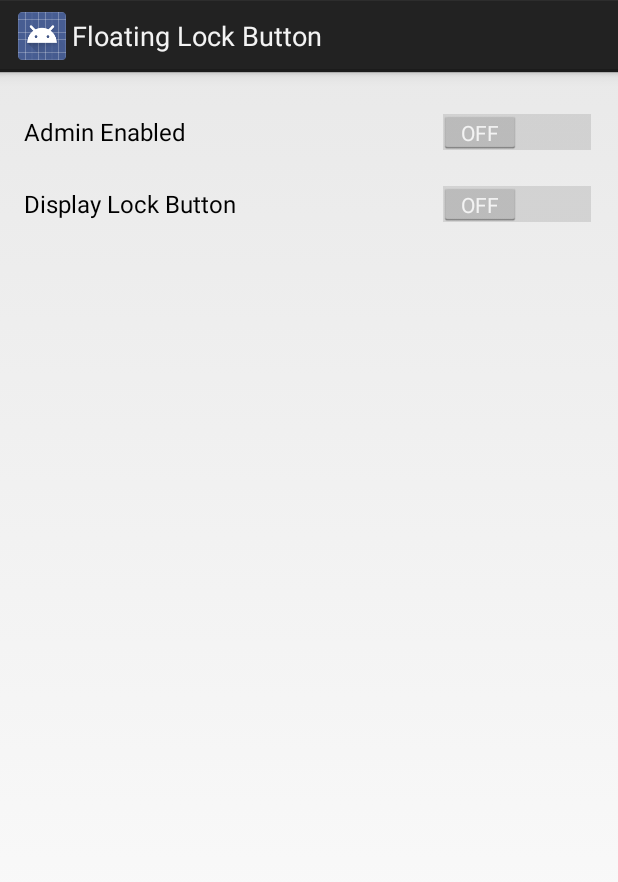
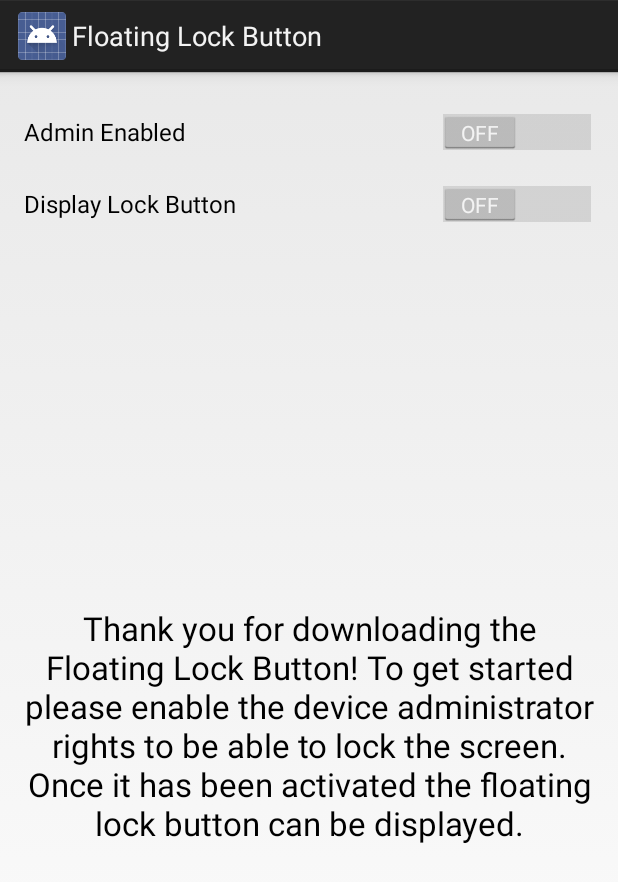
Before and after one commit to jonduran3000/FloatingLockButton, an Android app: the screen it shows after launch (MainActivity), on a phone screen of 412 x 824 dp. Shown: the top 882 px of the screen. Run offline under Robolectric (Android 15) with nearby library versions, the phone set to English and light mode, and no system bars.

Commit message:
Added instructional text, the ability to save preferences and set the service to run in the foreground.

```diff
--- a/app/src/main/java/com/jonathanduran/floatinglockbutton/Admin.java
+++ b/app/src/main/java/com/jonathanduran/floatinglockbutton/Admin.java
@@ -16,11 +16,11 @@ public class Admin extends DeviceAdminReceiver {
 
     @Override
     public void onEnabled(Context context, Intent intent) {
-        showToast(context, "Sample Device Admin: enabled");
+        showToast(context, "Floating Lock Button: enabled");
     }
 
     @Override
     public void onDisabled(Context context, Intent intent) {
-        showToast(context, "Sample Device Admin: disabled");
+        showToast(context, "Floating Lock Button: disabled");
     }
 }
--- a/app/src/main/java/com/jonathanduran/floatinglockbutton/MainActivity.java
+++ b/app/src/main/java/com/jonathanduran/floatinglockbutton/MainActivity.java
@@ -3,38 +3,53 @@ package com.jonathanduran.floatinglockbutton;
 import android.app.Activity;
 import android.app.admin.DevicePolicyManager;
 import android.content.ComponentName;
+import android.content.Context;
 import android.content.Intent;
+import android.content.SharedPreferences;
 import android.os.Bundle;
 import android.util.Log;
 import android.widget.CompoundButton;
 import android.widget.Switch;
+import android.widget.TextView;
 
 
 public class MainActivity extends Activity {
+    static final int RESULT_ENABLE = 1;
+    public static final String PREF = "floating_lock_button_pref";
+    public static final String ADMIN_ENABLED = "admin_enabled";
+    public static final String BUTTON_DISPLAYED = "button_displayed";
 
-    static final int RESULT_ENABLE = 1;
     private ComponentName componentName;
-    private Switch adminEnabled;
+    private Switch enableAdmin;
     private Switch displaySwitch;
+    private TextView textView;
+    private SharedPreferences preferences;
 
     @Override
     protected void onCreate(Bundle savedInstanceState) {
         super.onCreate(savedInstanceState);
         setContentView(R.layout.activity_main);
 
+        preferences = getSharedPreferences(PREF, Context.MODE_PRIVATE);
+
+        textView = (TextView)findViewById(R.id.textView);
+
         componentName = new ComponentName(this, Admin.class);
 
-        adminEnabled = (Switch)findViewById(R.id.admin_enabled);
-        adminEnabled.setOnCheckedChangeListener(new CompoundButton.OnCheckedChangeListener() {
+        enableAdmin = (Switch)findViewById(R.id.admin_enabled);
+        enableAdmin.setOnCheckedChangeListener(new CompoundButton.OnCheckedChangeListener() {
             @Override
             public void onCheckedChanged(CompoundButton buttonView, boolean isChecked) {
-                if(isChecked)
+                if (isChecked)
                     startEnableAdminIntent();
                 else {
-                    if(displaySwitch != null && displaySwitch.isChecked()) {
+                    if (displaySwitch != null && displaySwitch.isChecked()) {
                         displaySwitch.setChecked(false);
                         stopService(new Intent(MainActivity.this, FloatingButtonService.class));
+                        preferences.edit().putBoolean(BUTTON_DISPLAYED, false).commit();
                     }
+                    preferences.edit().putBoolean(ADMIN_ENABLED, false).commit();
+                    textView.setText(R.string.initial_message);
                 }
             }
         });
@@ -44,13 +59,40 @@ public class MainActivity extends Activity {
             @Override
             public void onCheckedChanged(CompoundButton buttonView, boolean isChecked) {
                 if(isChecked) {
-                    if(adminEnabled != null && adminEnabled.isChecked()) {
+                    if(enableAdmin != null && enableAdmin.isChecked()) {
                         startService(new Intent(MainActivity.this, FloatingButtonService.class));
+                        textView.setText(R.string.button_displayed);
+                        preferences.edit().putBoolean(BUTTON_DISPLAYED, true).commit();
                     }
-                } else
+                } else {
                     stopService(new Intent(MainActivity.this, FloatingButtonService.class));
+                    preferences.edit().putBoolean(BUTTON_DISPLAYED, false).commit();
+                    textView.setText(R.string.admin_enabled);
+                }
             }
         });
+    }
+
+    @Override
+    public void onResume() {
+        super.onResume();
+
+        boolean adminEnabled = preferences.getBoolean(ADMIN_ENABLED, false);
+        boolean buttonDisplayed = preferences.getBoolean(BUTTON_DISPLAYED, false);
+
+        if(adminEnabled & buttonDisplayed) {
+            enableAdmin.setChecked(true);
+            displaySwitch.setChecked(true);
+            textView.setText(R.string.button_displayed);
+        } else if(adminEnabled & !buttonDisplayed) {
+            enableAdmin.setChecked(true);
+            displaySwitch.setChecked(false);
+            textView.setText(R.string.admin_enabled);
+        } else {
+            enableAdmin.setChecked(false);
+            displaySwitch.setChecked(false);
+            textView.setText(R.string.initial_message);
+        }
     }
 
     private void startEnableAdminIntent() {
@@ -65,31 +107,16 @@ public class MainActivity extends Activity {
     protected void onActivityResult(int requestCode, int resultCode, Intent data) {
         switch (requestCode) {
             case RESULT_ENABLE:
-                if (resultCode == Activity.RESULT_OK)
+                if (resultCode == Activity.RESULT_OK) {
                     Log.i("MainActivity", "Admin enabled!");
-                else
+                    textView.setText(R.string.admin_enabled);
+                    preferences.edit().putBoolean(ADMIN_ENABLED, true).commit();
+                } else {
                     Log.i("MainActivity", "Admin enable FAILED!");
+                    textView.setText(R.string.error_message);
+                }
                 return;
         }
         super.onActivityResult(requestCode, resultCode, data);
     }
-
-//    @Override
-//    public boolean onCreateOptionsMenu(Menu menu) {
-//        // Inflate the menu; this adds items to the action bar if it is present.
-//        getMenuInflater().inflate(R.menu.main, menu);
-//        return true;
-//    }
-
-//    @Override
-//    public boolean onOptionsItemSelected(MenuItem item) {
-//        // Handle action bar item clicks here. The action bar will
-//        // automatically handle clicks on the Home/Up button, so long
-//        // as you specify a parent activity in AndroidManifest.xml.
-//        int id = item.getItemId();
-//        if (id == R.id.action_settings) {
-//            return true;
-//        }
-//        return super.onOptionsItemSelected(item);
-//    }
 }
--- a/app/src/main/res/layout/activity_main.xml
+++ b/app/src/main/res/layout/activity_main.xml
@@ -33,4 +33,19 @@
         android:layout_alignParentEnd="true"
         android:layout_marginTop="10dp"
         android:checked="false" />
+
+    <TextView
+        android:layout_width="wrap_content"
+        android:layout_height="wrap_content"
+        android:textAppearance="?android:attr/textAppearanceLarge"
+        android:text="@string/initial_message"
+        android:id="@+id/textView"
+        android:layout_alignParentBottom="true"
+        android:layout_alignParentRight="true"
+        android:layout_alignParentEnd="true"
+        android:layout_alignParentLeft="true"
+        android:layout_alignParentStart="true"
+        android:layout_below="@+id/display_lock"
+        android:layout_marginTop="10dp"
+        android:gravity="center"/>
 </RelativeLayout>
--- a/app/src/main/res/values/strings.xml
+++ b/app/src/main/res/values/strings.xml
@@ -4,5 +4,9 @@
     <string name="app_name">Floating Lock Button</string>
     <string name="hello_world">Hello world!</string>
     <string name="action_settings">Settings</string>
+    <string name="initial_message">Thank you for downloading the Floating Lock Button! To get started please enable the device administrator rights to be able to lock the screen. Once it has been activated the floating lock button can be displayed.</string>
+    <string name="admin_enabled">Great! Now turn on the switch to display the floating lock button.</string>
+    <string name="button_displayed">Awesome! You can now lock your screen by tapping the little Android button floating on the screen! If you need to move button out of the way, or just don\'t like where it is positioned on the screen, just press and hold to drag it around.</string>
+    <string name="error_message">Hmm... It appears something went wrong enabling the device administrator. Try switching it on again later.</string>
 
 </resources>
```
Also changed, not shown: app/src/main/java/com/jonathanduran/floatinglockbutton/FloatingButtonService.java (+8 -0 lines).
